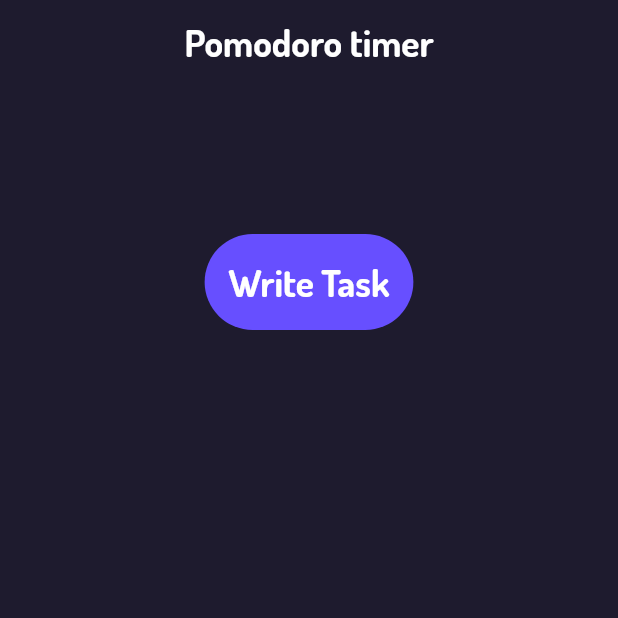
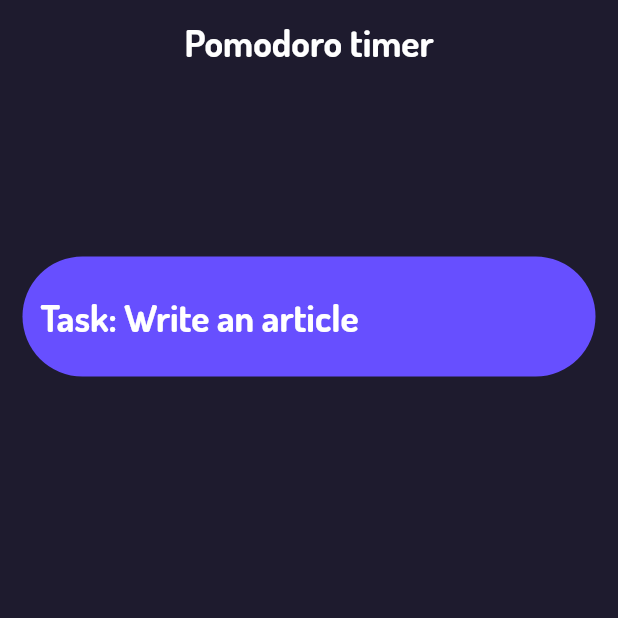
Before and after one commit to selimokten/pofo_focus, a Flutter app: the screen it shows after launch, on a phone screen of 412 x 824 dp, the top half of it. Run offline on Flutter 3.47's test engine with Material 2 defaults, Android fonts, the phone set to English and light mode, and no system bars.

Commit message:
Files Upload

```diff
--- a/lib/constants.dart
+++ b/lib/constants.dart
@@ -8,3 +8,9 @@ const TextStyle kAppBarTextStyle = TextStyle(
   color: Colors.white,
   fontWeight: FontWeight.bold,
 );
+
+const TextStyle kMainTextStyle = TextStyle(
+  fontSize: 25.0,
+  color: Colors.white,
+  fontWeight: FontWeight.w100,
+);
--- a/lib/screens/home_screen.dart
+++ b/lib/screens/home_screen.dart
@@ -28,14 +28,25 @@ class _HomeScreenState extends State<HomeScreen> {
           crossAxisAlignment: CrossAxisAlignment.center,
           children: [
             const SizedBox(height: 100.0,),
-            Container(
-              decoration: BoxDecoration(
-                borderRadius: BorderRadius.circular(100),
-                color: kSecondColor,
-              ),
-              child: const Padding(
-                padding: EdgeInsets.all(16.0),
-                child: Text('Write Task', style: kAppBarTextStyle,),
+            Padding(
+              padding: const EdgeInsets.all(15.0),
+              child: Container(
+                decoration: BoxDecoration(
+                  borderRadius: BorderRadius.circular(100),
+                  color: kSecondColor,
+                ),
+                child: const Padding(
+                  padding: EdgeInsets.all(12.0),
+                  child: TextField(
+                    showCursor: false,
+                    decoration: InputDecoration(
+                      border: InputBorder.none,
+                      hintText: 'Task: Write an article',
+                      hintStyle: kMainTextStyle,
+                    ),
+                    style: kMainTextStyle,
+                  ),
+                ),
               ),
             ),
           ],
```
